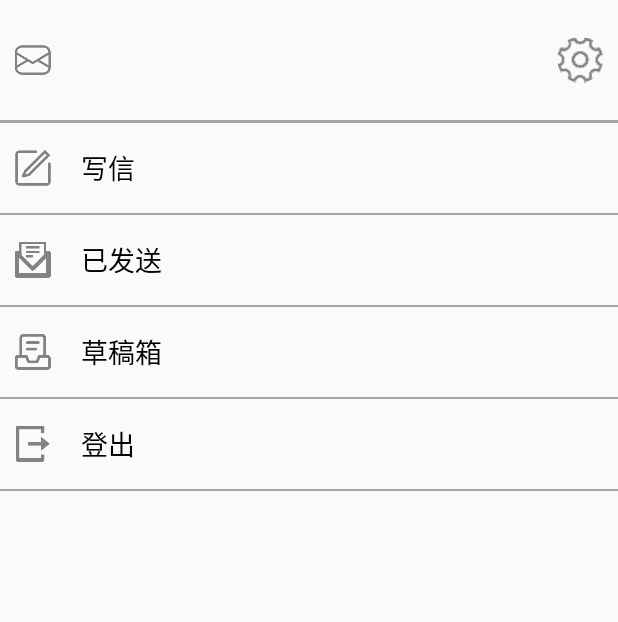
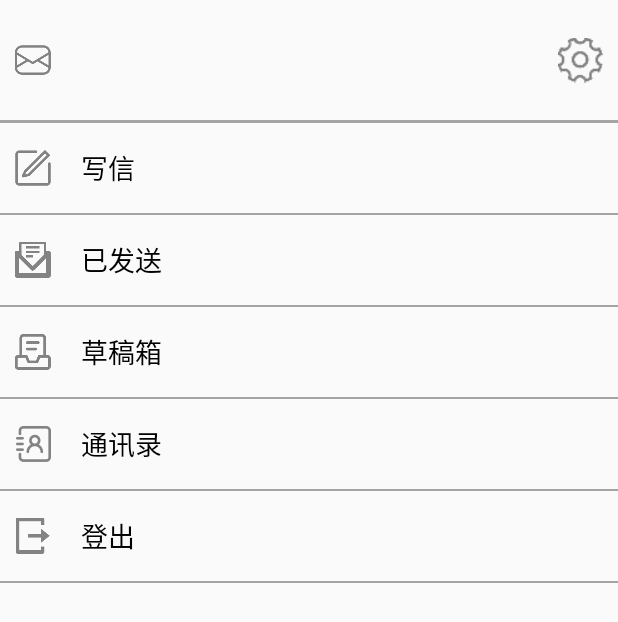
Before and after one commit to xieeryihe/android, an Android app: the HomeActivity screen opened directly, with no data from a screen before it, on a phone screen of 412 x 824 dp. Shown: the top 622 px of the screen. Run offline under Robolectric (Android 15) with nearby library versions, the light colour scheme and no system bars; network calls fail.

Commit message:
实现了完整版的已发送箱子，草稿箱。接下来可以试着做一下通讯录功能

```diff
--- a/SMTPClient/app/src/main/java/com/example/smtpclient/EmailActivity.java
+++ b/SMTPClient/app/src/main/java/com/example/smtpclient/EmailActivity.java
@@ -76,7 +76,11 @@ public class EmailActivity extends AppCompatActivity {
             Intent intent = this.getIntent();
             Bundle bundle = intent.getExtras();
             SSLClient passClient = (SSLClient) bundle.getSerializable("SSLClient");
-            System.out.println(passClient.getSubject());
+            //System.out.println(passClient.getSubject());
+            mTextSender.setText(passClient.getFromAddress());
+            mEditReceiver.setText(passClient.getToListString());
+            mEditSubject.setText(passClient.getSubject());
+            mEditContent.setText(passClient.getContent());
         } catch (NullPointerException e){
             Log.d("bundle","no data from draftbox...");
         }
--- a/SMTPClient/app/src/main/java/com/example/smtpclient/HomeActivity.java
+++ b/SMTPClient/app/src/main/java/com/example/smtpclient/HomeActivity.java
@@ -12,7 +12,7 @@ import android.widget.Toast;
 import androidx.appcompat.app.AppCompatActivity;
 
 public class HomeActivity extends AppCompatActivity {
-    private TextView mTextTitleQQ,mTextWriteEmail, mTextSentbox, mTextDraftbox, mTextLogout;
+    private TextView mTextTitleQQ, mTextWriteEmail, mTextSentbox, mTextDraftbox, mTextContacts, mTextLogout ;
 
     @Override
     protected void onCreate(Bundle savedInstanceState) {
@@ -24,6 +24,7 @@ public class HomeActivity extends AppCompatActivity {
         mTextWriteEmail = findViewById(R.id.textview_write_email);
         mTextSentbox = findViewById(R.id.textview_sentbox);
         mTextDraftbox = findViewById(R.id.textview_draftbox);
+        mTextContacts = findViewById(R.id.textview_contacts);
         mTextLogout = findViewById(R.id.textview_logout);
 
         mTextTitleQQ.setText(gUsername);
@@ -50,6 +51,14 @@ public class HomeActivity extends AppCompatActivity {
             }
         });
 
+        mTextContacts.setOnClickListener(new View.OnClickListener() {
+            @Override
+            public void onClick(View v) {
+                Toast toast = Toast.makeText(HomeActivity.this,"待开发哦~",Toast.LENGTH_SHORT);
+                toast.show();
+            }
+        });
+
         mTextLogout.setOnClickListener(new View.OnClickListener() {
             @Override
             public void onClick(View v) {
--- a/SMTPClient/app/src/main/res/layout/activity_home.xml
+++ b/SMTPClient/app/src/main/res/layout/activity_home.xml
@@ -88,6 +88,22 @@
         android:background="@color/grey"/>
 
     <TextView
+        android:id="@+id/textview_contacts"
+        android:layout_width="match_parent"
+        android:layout_height="@dimen/line_height_xxhigh"
+        android:layout_marginStart="10dp"
+        android:gravity="center_vertical"
+        android:textSize="@dimen/font_size_middle_big"
+        android:text="通讯录"
+        android:textColor="@color/black"
+        android:drawablePadding="20dp"
+        android:drawableStart="@drawable/address_list" />
+    <View
+        android:layout_width="match_parent"
+        android:layout_height="1dp"
+        android:background="@color/grey"/>
+
+    <TextView
         android:id="@+id/textview_logout"
         android:layout_width="match_parent"
         android:layout_height="@dimen/line_height_xxhigh"
--- a/SMTPClient/app/src/main/res/layout/activity_sentbox.xml
+++ b/SMTPClient/app/src/main/res/layout/activity_sentbox.xml
@@ -11,7 +11,7 @@
         android:textSize="30sp"
         android:text="已发送"
         android:textColor="@color/black"
-        android:layout_marginBottom="5dp"
+        android:layout_marginBottom="10dp"
         />
     <View
         android:layout_width="match_parent"
--- a/SMTPClient/app/src/main/res/layout/activity_view_email.xml
+++ b/SMTPClient/app/src/main/res/layout/activity_view_email.xml
@@ -7,7 +7,8 @@
         android:layout_width="match_parent"
         android:layout_height="wrap_content"
         android:gravity="center"
-        android:layout_marginTop="20dp"
+        android:layout_marginTop="10dp"
+        android:layout_marginBottom="10dp"
         android:textSize="30sp"
         android:textColor="@color/black"
         android:text="已发送邮件"
```
Also changed, not shown: SMTPClient/app/src/main/java/com/example/smtpclient/SSLClient.java (+8 -0 lines), SMTPClient/app/src/main/res/drawable-hdpi/address_list.png (added), SMTPClient/app/src/main/res/drawable-mdpi/address_list.png (added), SMTPClient/app/src/main/res/drawable-xhdpi/address_list.png (added), SMTPClient/app/src/main/res/drawable-xxhdpi/address_list.png (added), SMTPClient/app/src/main/res/drawable-xxxhdpi/address_list.png (added).
